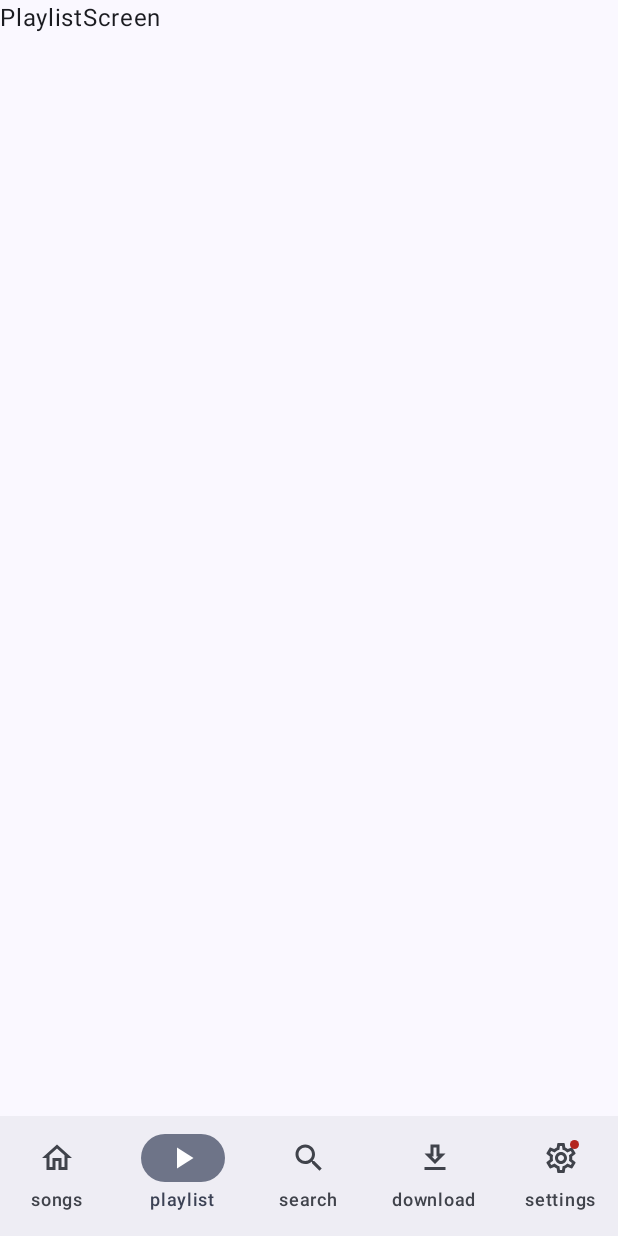
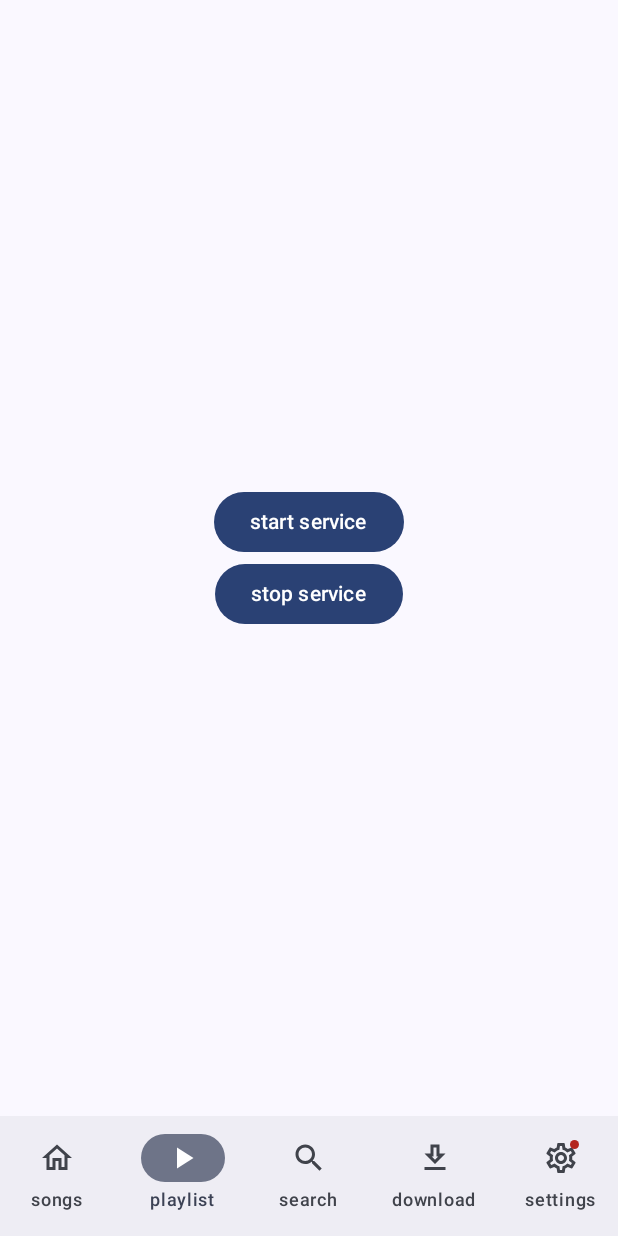
Before and after one commit to abdurisaq/MusicApp, an Android app built with Jetpack Compose: the screen it shows after launch (MainActivity), item 2 of the bottom bar chosen, on a phone screen of 412 x 824 dp. Run offline under Robolectric (Android 15) with nearby library versions, the phone set to English and light mode, and no system bars.

Commit message:
got basic surviving notifications to work, no audio controls implemented into it yet Todo:
add memory to loaded in songs that save between sessions, figure out room db

```diff
--- a/app/src/main/java/com/example/modularapp/MainActivity.kt
+++ b/app/src/main/java/com/example/modularapp/MainActivity.kt
@@ -1,5 +1,7 @@
 package com.example.modularapp
 
+import android.Manifest
+import android.content.Intent
 import android.os.Build
 import android.os.Bundle
 import android.util.Log
@@ -15,8 +17,16 @@ import com.example.modularapp.ui.theme.ModularAppTheme
 import androidx.activity.compose.rememberLauncherForActivityResult
 import androidx.activity.result.contract.ActivityResultContracts
 import androidx.activity.viewModels
+import androidx.compose.foundation.layout.Arrangement
+import androidx.compose.foundation.layout.Column
+import androidx.compose.foundation.layout.fillMaxSize
+import androidx.compose.material3.Button
 import androidx.compose.material3.Scaffold
+import androidx.compose.material3.Text
+import androidx.compose.ui.Alignment
+import androidx.compose.ui.Modifier
 import androidx.compose.ui.platform.LocalContext
+import androidx.core.app.ActivityCompat
 import androidx.media3.exoplayer.ExoPlayer
 import androidx.navigation.compose.rememberNavController
 import com.example.modularapp.audioplaying.AudioPlayerApp
@@ -29,11 +39,20 @@ import com.example.modularapp.videoplaying.MainViewModel
 import com.example.modularapp.videoplaying.VideoPlayerApp
 import com.example.modularapp.videoplaying.ViewModelFactory
 import com.example.modularapp.audioplaying.ViewModelFactory2
+import com.example.modularapp.audioplaying.services.AudioService
+
 class MainActivity : ComponentActivity() {
 
     override fun onCreate(savedInstanceState: Bundle?) {
         super.onCreate(savedInstanceState)
         val downloader = AndroidDownloader(this)
+        if(Build.VERSION.SDK_INT >= Build.VERSION_CODES.TIRAMISU){
+            ActivityCompat.requestPermissions(
+                this,
+                arrayOf(Manifest.permission.POST_NOTIFICATIONS),
+                0
+            )
+        }
 
         setContent {
 
@@ -76,7 +95,29 @@ class MainActivity : ComponentActivity() {
 
             ModularAppTheme {
 
-
+//                Column(
+//                    modifier = Modifier.fillMaxSize(),
+//                    horizontalAlignment = Alignment.CenterHorizontally,
+//                    verticalArrangement = Arrangement.Center
+//                ) {
+//                    Button(onClick = {
+//                        Intent(applicationContext,AudioService::class.java).also {
+//                            it.action =AudioService.Actions.START.toString()
+//                            startService(it)
+//                        }
+//                    }) {
+//                        Text(text = "start service")
+//                    }
+//
+//                    Button(onClick = {
+//                        Intent(applicationContext,AudioService::class.java).also {
+//                            it.action = AudioService.Actions.STOP.toString()
+//                            startService(it)
+//                        }
+//                    }) {
+//                        Text(text = "stop service")
+//                    }
+//                }
                 Scaffold(
 
                     bottomBar = {
--- a/app/src/main/java/com/example/modularapp/audioplaying/AudioPlayerApp.kt
+++ b/app/src/main/java/com/example/modularapp/audioplaying/AudioPlayerApp.kt
@@ -1,9 +1,14 @@
 package com.example.modularapp.audioplaying
 
 import android.app.Application
+import android.app.NotificationChannel
+import android.app.NotificationManager
+import android.content.Context
+import android.os.Build
 
 
 class AudioPlayerApp :Application(){
+
 
     companion object {
         lateinit var appModule: AudioPlayerModule
@@ -12,5 +17,14 @@ class AudioPlayerApp :Application(){
     override fun onCreate() {
         super.onCreate()
         appModule = AudioPlayerModuleImpl(this)
+        if(Build.VERSION.SDK_INT >= Build.VERSION_CODES.O){
+            val channel = NotificationChannel(
+                "running_channel",
+                "Running Notifications",
+                NotificationManager.IMPORTANCE_HIGH
+            )
+            val notificationManager = getSystemService(Context.NOTIFICATION_SERVICE) as NotificationManager
+            notificationManager.createNotificationChannel(channel)
+        }
     }
 }
--- a/app/src/main/java/com/example/modularapp/pages/content/contentPages.kt
+++ b/app/src/main/java/com/example/modularapp/pages/content/contentPages.kt
@@ -1,5 +1,7 @@
 package com.example.modularapp.pages.content
 
+import android.content.Intent
+import androidx.compose.foundation.layout.Arrangement
 import androidx.compose.foundation.layout.Box
 import androidx.compose.foundation.layout.Column
 import androidx.compose.foundation.layout.PaddingValues
@@ -8,11 +10,14 @@ import androidx.compose.foundation.layout.padding
 import androidx.compose.material3.Button
 import androidx.compose.material3.Text
 import androidx.compose.runtime.Composable
+import androidx.compose.ui.Alignment
 import androidx.compose.ui.Modifier
+import androidx.compose.ui.platform.LocalContext
 import androidx.navigation.NavHostController
 import androidx.navigation.compose.NavHost
 import androidx.navigation.compose.composable
 import com.example.modularapp.audioplaying.MainViewModel2
+import com.example.modularapp.audioplaying.services.AudioService
 import com.example.modularapp.pages.content.search.DropDown
 import com.example.modularapp.pages.content.search.SearchYoutube
 import com.example.modularapp.download.AndroidDownloader
@@ -34,7 +39,7 @@ fun ContentPages(
     //viewModel: MainViewModel,
     viewModel2: MainViewModel2
 ){
-
+    val context = LocalContext.current
 
     Box(modifier = Modifier
         .padding(innerPadding)
@@ -44,8 +49,33 @@ fun ContentPages(
                 Text(text = "SongScreen")
             }
             composable<PlaylistScreen>{
-                Text(text = "PlaylistScreen")
+//                Text(text = "PlaylistScreen")
                 //VideoPlayer(viewModel)
+                Column(
+                    modifier = Modifier.fillMaxSize(),
+                    horizontalAlignment = Alignment.CenterHorizontally,
+                    verticalArrangement = Arrangement.Center
+                ) {
+                    Button(onClick = {
+                        Intent(context,AudioService::class.java).also {
+                            it.action =AudioService.Actions.START.toString()
+                            //startService(it)
+                            context.startService(it)
+                        }
+                    }) {
+                        Text(text = "start service")
+                    }
+
+                    Button(onClick = {
+                        Intent(context,AudioService::class.java).also {
+                            it.action = AudioService.Actions.STOP.toString()
+                            //startService(it)
+                            context.startService(it)
+                        }
+                    }) {
+                        Text(text = "stop service")
+                    }
+                }
             }
             composable<SearchScreen>{
                 Column {
--- a/app/src/main/java/com/example/modularapp/pages/content/playing/AudioPlayer.kt
+++ b/app/src/main/java/com/example/modularapp/pages/content/playing/AudioPlayer.kt
@@ -38,7 +38,7 @@ fun AudioPlayer(viewModel: MainViewModel2) {
     ) {
         Spacer(modifier = Modifier.height(10.dp))
         IconButton(onClick = {
-            selectAudioLauncher.launch("audio/mpeg") // Change to audio MIME type
+            selectAudioLauncher.launch("audio/*") // Change to audio MIME type
         }) {
             Icon(imageVector = Icons.Default.FileOpen, contentDescription = "Select Audio")
         }
```
Also changed, not shown: app/src/main/AndroidManifest.xml (+5 -2 lines), app/src/main/java/com/example/modularapp/audioplaying/services/AudioService.kt (added, +36 -0 lines).
